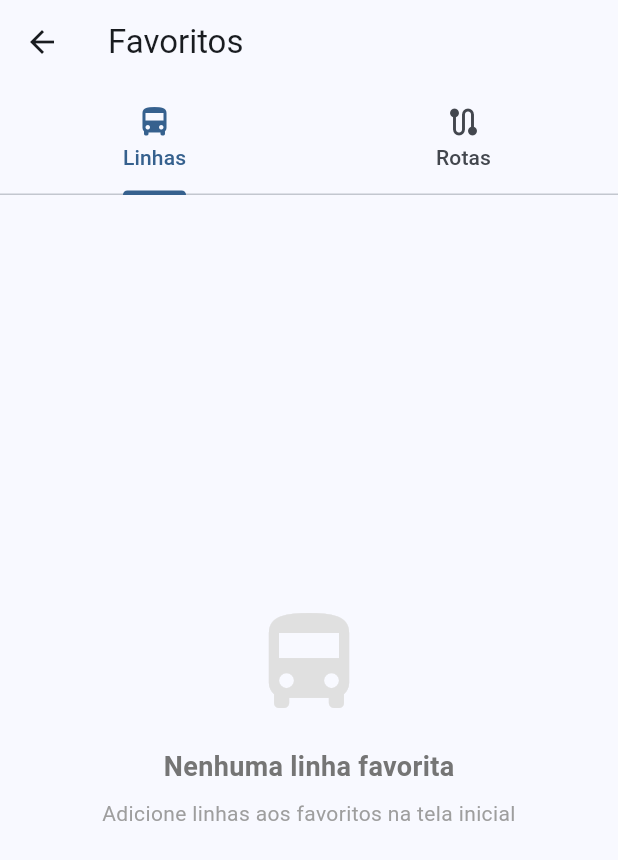
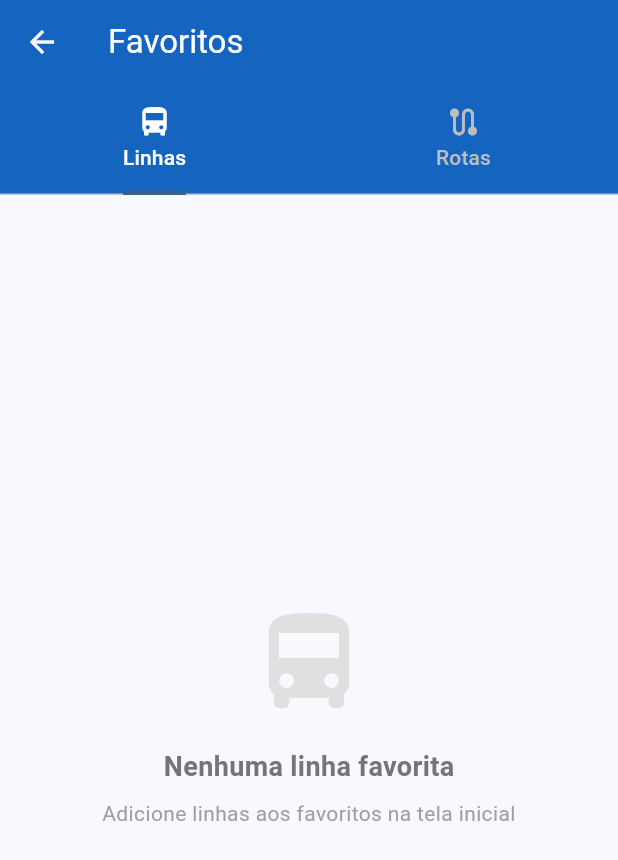
Before and after one commit to henriqu3x/mybus, a Flutter app: the screen it shows after launch, after a tap on the "star" icon, on a phone screen of 412 x 824 dp. Shown: the top 860 px of the screen. Run offline on Flutter 3.47's test engine with Material 3 defaults, Android fonts, the light colour scheme and no system bars; our stand-ins replace flutter_local_notifications, geolocator, google_maps_flutter, shared_preferences, timezone, vibration and 1 more; network calls fail.

Commit message:
correção de erros

```diff
--- a/lib/providers/bus_provider.dart
+++ b/lib/providers/bus_provider.dart
@@ -30,20 +30,41 @@ class BusProvider with ChangeNotifier {
   bool get isLoading => _isLoading;
   String? get error => _error;
 
-  Future<void> fetchLinhas() async {
+  Future<void>? _linesLoadingFuture;
+
+  Future<void> fetchLinhas({bool forceRefresh = false}) async {
+    // If loading is already in progress, return the existing future
+    if (_linesLoadingFuture != null) {
+      return _linesLoadingFuture;
+    }
+
+    // If data exists and we are not forcing refresh, return immediately
+    if (_linhas.isNotEmpty && !forceRefresh) return;
+
     _isLoading = true;
     _error = null;
     notifyListeners();
 
+    // Create a new future and assign it
+    _linesLoadingFuture = _fetchLinhasInternal();
+
+    try {
+      await _linesLoadingFuture;
+    } finally {
+      // Clear the future when done so next call can refresh if needed
+      _linesLoadingFuture = null;
+      _isLoading = false;
+      notifyListeners();
+    }
+  }
+
+  Future<void> _fetchLinhasInternal() async {
     try {
       _linhas = await _apiService.getLinhas();
       _filteredLinhas = _linhas;
     } catch (e) {
       print('Error fetching linhas: $e');
       _error = 'Erro ao carregar linhas. Verifique sua conexão.';
-    } finally {
-      _isLoading = false;
-      notifyListeners();
     }
   }
 
@@ -57,6 +78,25 @@ class BusProvider with ChangeNotifier {
       }).toList();
     }
     notifyListeners();
+  }
+
+  Linha? getLineByNumber(String number) {
+    try {
+      final num = int.tryParse(number);
+      if (num == null) return null;
+
+      return _linhas.firstWhere(
+        (l) => l.numero == num,
+        orElse: () => Linha(
+            numero: num,
+            nome: 'Linha $number',
+            numeroNome: 'Linha $number',
+            tipoLinha: ''
+        ),
+      );
+    } catch (e) {
+      return null;
+    }
   }
 
   Future<ItinerarioCompleto> getItinerario(int idLinha) async {
--- a/lib/screens/alert_setup_screen.dart
+++ b/lib/screens/alert_setup_screen.dart
@@ -178,7 +178,9 @@ class _AlertSetupScreenState extends State<AlertSetupScreen> {
   @override
   Widget build(BuildContext context) {
     return Scaffold(
-      appBar: AppBar(title: const Text('Configurar Alertas')),
+      appBar: AppBar(title: const Text('Configurar Alertas'),
+      backgroundColor: Colors.blue[800],
+      foregroundColor: Colors.white,),
       body: SingleChildScrollView(
         padding: const EdgeInsets.all(16.0),
         child: Column(
--- a/lib/screens/favorites_screen.dart
+++ b/lib/screens/favorites_screen.dart
@@ -63,8 +63,12 @@ class _FavoritesScreenState extends State<FavoritesScreen>
     return Scaffold(
       appBar: AppBar(
         title: const Text('Favoritos'),
+        backgroundColor: Colors.blue[800],
+        foregroundColor: Colors.white,
         bottom: TabBar(
           controller: _tabController,
+          labelColor: Colors.white,
+          unselectedLabelColor: Colors.grey[400],
           tabs: const [
             Tab(icon: Icon(Icons.directions_bus), text: 'Linhas'),
             Tab(icon: Icon(Icons.route), text: 'Rotas'),
--- a/lib/screens/home_map_screen.dart
+++ b/lib/screens/home_map_screen.dart
@@ -243,7 +243,7 @@ class _HomeMapScreenState extends State<HomeMapScreen> {
   Widget build(BuildContext context) {
     return Scaffold(
       appBar: AppBar(
-        title: const Text('Paradas de Ônibus'),
+        title: const Text('No Ponto'),
         backgroundColor: Colors.blue[800],
         foregroundColor: Colors.white,
         actions: [
--- a/lib/screens/route_planner_screen.dart
+++ b/lib/screens/route_planner_screen.dart
@@ -123,7 +123,9 @@ class _RoutePlannerScreenState extends State<RoutePlannerScreen> {
   @override
   Widget build(BuildContext context) {
     return Scaffold(
-      appBar: AppBar(title: const Text('Planejador de Rotas')),
+      appBar: AppBar(title: const Text('Planejador de Rotas'),
+      backgroundColor: Colors.blue[800],
+      foregroundColor: Colors.white,),
       body: Padding(
         padding: const EdgeInsets.all(16.0),
         child: Column(
--- a/lib/screens/splash_screen.dart
+++ b/lib/screens/splash_screen.dart
@@ -1,5 +1,7 @@
 import 'dart:async';
 import 'package:flutter/material.dart';
+import 'package:provider/provider.dart';
+import '../providers/bus_provider.dart';
 import 'home_map_screen.dart';
 
 class SplashScreen extends StatefulWidget {
@@ -13,6 +15,15 @@ class _SplashScreenState extends State<SplashScreen> {
   @override
   void initState() {
     super.initState();
+
+    // Start loading data immediately
+    WidgetsBinding.instance.addPostFrameCallback((_) {
+      final provider = Provider.of<BusProvider>(context, listen: false);
+      provider.fetchLinhas();
+      provider.fetchLogradouros();
+      provider.buildGraph(); // Start building the graph in background
+    });
+
     Timer(const Duration(seconds: 5), () {
       Navigator.of(context).pushReplacement(
         MaterialPageRoute(builder: (context) => const HomeMapScreen()),
```
Also changed, not shown: lib/screens/lines_screen.dart (+2 -40 lines), lib/screens/stop_detail_screen.dart (+8 -1 lines).
